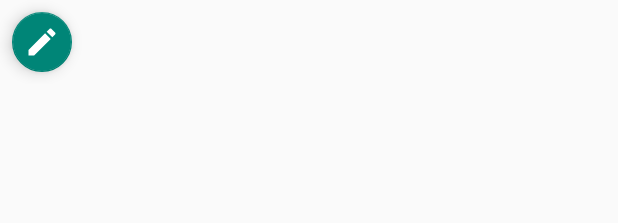
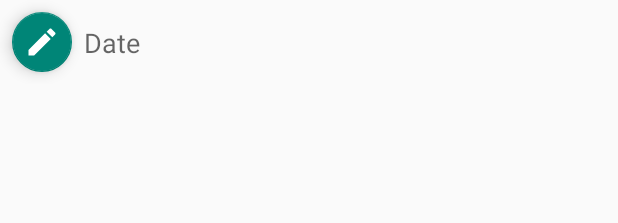
Before and after one commit to samarthya/AndroidAppNotes, an Android app: the layout node_list_item.xml on its own in the app's theme, with its tools: preview values and no code run, on a phone screen of 412 x 824 dp. Shown: the top 223 px of the screen. Run offline under Robolectric (Android 15) with nearby library versions, the phone set to English and light mode, and no system bars.

Commit message:
Added date information to the listing.

```diff
--- a/app/src/main/java/me/samarthya/myapplication/EditorActivity.java
+++ b/app/src/main/java/me/samarthya/myapplication/EditorActivity.java
@@ -25,6 +25,7 @@ public class EditorActivity extends AppCompatActivity {
 
     @BindView(R.id.note_text)
     TextView mTextView;
+
     private EditorViewModel mViewModel;
     private boolean mNewNote, mEditing;
 
--- a/app/src/main/java/me/samarthya/myapplication/ui/NotesAdapter.java
+++ b/app/src/main/java/me/samarthya/myapplication/ui/NotesAdapter.java
@@ -16,6 +16,7 @@ import butterknife.BindView;
 import butterknife.ButterKnife;
 import me.samarthya.myapplication.EditorActivity;
 import me.samarthya.myapplication.R;
+import me.samarthya.myapplication.database.DateConverter;
 import me.samarthya.myapplication.database.NoteEntity;
 
 import static me.samarthya.myapplication.utilities.Constants.NOTE_ID_KEY;
@@ -42,6 +43,7 @@ public class NotesAdapter extends RecyclerView.Adapter< NotesAdapter.ViewHolder
     public void onBindViewHolder(@NonNull ViewHolder viewHolder, int position) {
         final NoteEntity note = mNoteList.get(position);
         viewHolder.mTextView.setText(note.getText());
+        viewHolder.mTextStamp.setText(DateConverter.formatDate(note.getDate()));
 
         viewHolder.mFab.setOnClickListener(new View.OnClickListener() {
             @Override
@@ -62,6 +64,9 @@ public class NotesAdapter extends RecyclerView.Adapter< NotesAdapter.ViewHolder
         @BindView(R.id.note_text)
         TextView mTextView;
 
+        @BindView(R.id.note_stamp)
+        TextView mTextStamp;
+
         @BindView(R.id.fab)
         FloatingActionButton mFab;
 
--- a/app/src/main/res/layout/node_list_item.xml
+++ b/app/src/main/res/layout/node_list_item.xml
@@ -1,7 +1,6 @@
 <?xml version="1.0" encoding="utf-8"?>
 <android.support.constraint.ConstraintLayout xmlns:android="http://schemas.android.com/apk/res/android"
     xmlns:app="http://schemas.android.com/apk/res-auto"
-    xmlns:tools="http://schemas.android.com/tools"
     android:layout_width="match_parent"
     android:layout_height="wrap_content">
 
@@ -23,18 +22,36 @@
         app:srcCompat="@drawable/ic_edit" />
 
     <TextView
+        android:id="@+id/note_stamp"
+        android:layout_width="0dp"
+        android:layout_height="wrap_content"
+        android:layout_margin="8dp"
+        android:layout_marginStart="8dp"
+        android:layout_marginLeft="8dp"
+        android:layout_marginBottom="8dp"
+        android:hint="Date"
+        android:maxLines="1"
+        android:textColor="@color/date_color"
+        android:textSize="18sp"
+        app:layout_constraintBottom_toBottomOf="parent"
+        app:layout_constraintStart_toEndOf="@+id/fab"
+        app:layout_constraintTop_toTopOf="parent" />
+
+    <TextView
         android:id="@+id/note_text"
         android:layout_width="0dp"
         android:layout_height="wrap_content"
         android:layout_margin="8dp"
+        android:layout_marginStart="8dp"
+        android:layout_marginLeft="8dp"
         android:ellipsize="end"
         android:maxLines="2"
+
         android:textColor="@color/list_text_color"
         android:textSize="@dimen/list_text_size"
-
         app:layout_constraintBottom_toBottomOf="parent"
         app:layout_constraintEnd_toEndOf="parent"
-        app:layout_constraintStart_toEndOf="@+id/fab"
+        app:layout_constraintStart_toEndOf="@+id/note_stamp"
         app:layout_constraintTop_toTopOf="parent" />
 
 </android.support.constraint.ConstraintLayout>
--- a/app/src/main/res/values/colors.xml
+++ b/app/src/main/res/values/colors.xml
@@ -3,5 +3,6 @@
     <color name="colorPrimary">#008577</color>
     <color name="colorPrimaryDark">#00574B</color>
     <color name="colorAccent">#D81B60</color>
-    <color name="list_text_color">#3333</color>
+    <color name="list_text_color">#3311ab5e</color>
+    <color name="date_color">#ff6344</color>
 </resources>
--- a/app/src/main/res/values/strings.xml
+++ b/app/src/main/res/values/strings.xml
@@ -1,5 +1,5 @@
 <resources>
-    <string name="app_name">Plain Old Notes</string>
+    <string name="app_name">My Diary</string>
     <string name="action_add_sample_data">Add sample data</string>
     <string name="title_activity_editor">EditorActivity</string>
     <string name="large_text">
```
Also changed, not shown: app/src/main/java/me/samarthya/myapplication/database/DateConverter.java (+19 -0 lines).
